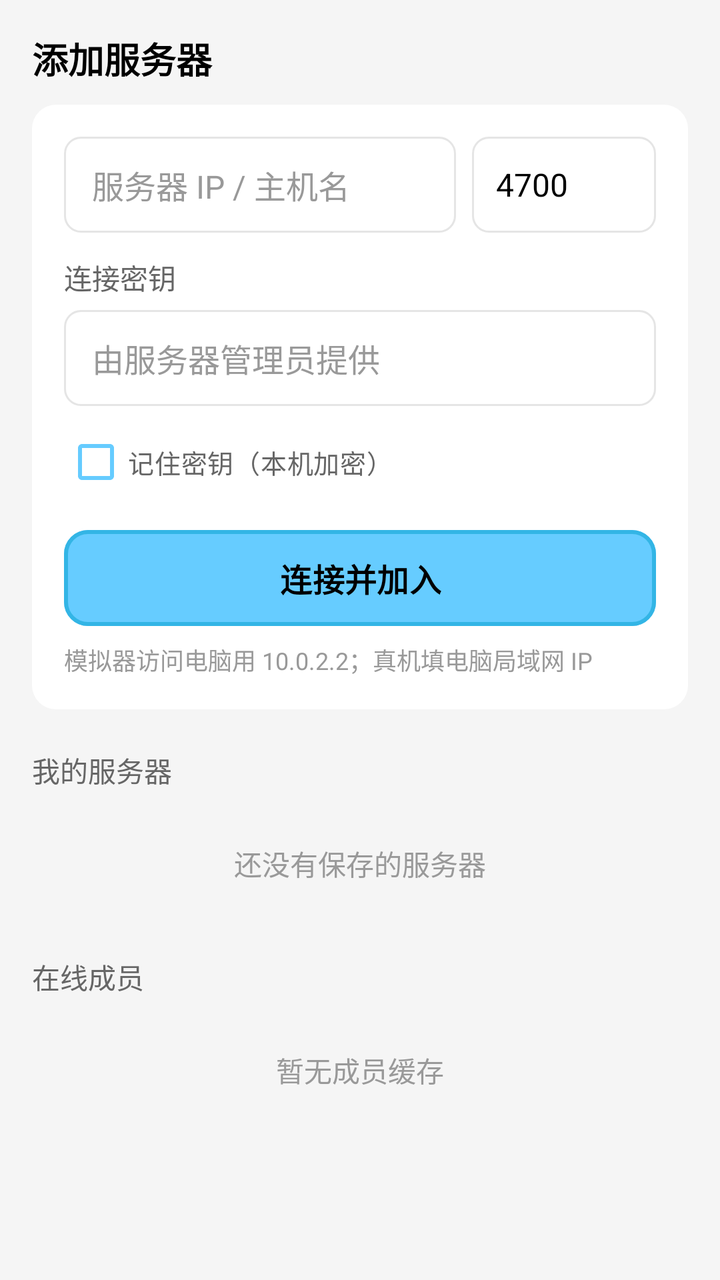
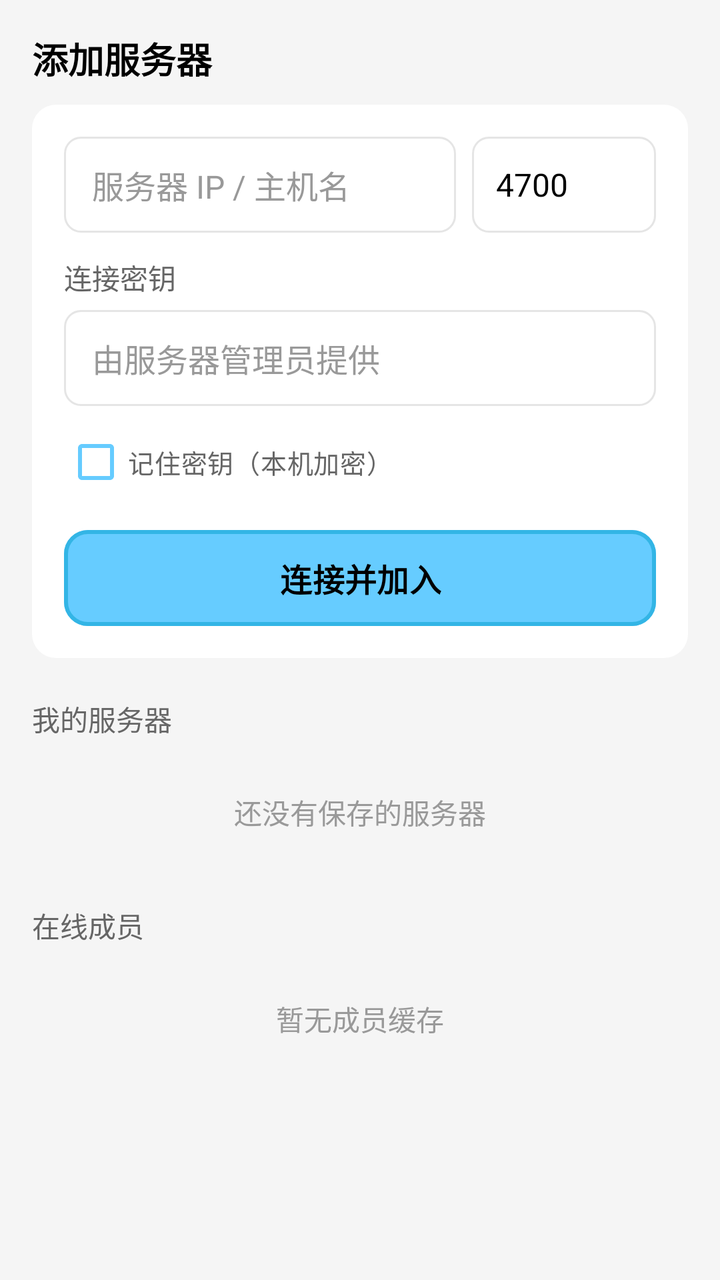

Before-and-after screenshots of an Android layout around one commit, followed by the original layout XML and the change that was made.
<!-- AndroidManifest.xml: application theme Theme.CoTalkProject -->
<!-- res/layout/fragment_contacts.xml -->
<?xml version="1.0" encoding="utf-8"?>
<androidx.core.widget.NestedScrollView xmlns:android="http://schemas.android.com/apk/res/android"
    xmlns:app="http://schemas.android.com/apk/res-auto"
    android:layout_width="match_parent"
    android:layout_height="match_parent"
    android:background="@color/bg_page"
    android:clipToPadding="false"
    android:fillViewport="true"
    android:overScrollMode="never">

    <LinearLayout
        android:layout_width="match_parent"
        android:layout_height="wrap_content"
        android:orientation="vertical"
        android:paddingStart="16dp"
        android:paddingTop="16dp"
        android:paddingEnd="16dp"
        android:paddingBottom="24dp">

        <TextView
            android:layout_width="match_parent"
            android:layout_height="wrap_content"
            android:text="@string/contacts_add_server"
            android:textColor="@color/text_primary"
            android:textSize="18sp"
            android:textStyle="bold" />

        <LinearLayout
            android:layout_width="match_parent"
            android:layout_height="wrap_content"
            android:layout_marginTop="10dp"
            android:background="@drawable/bg_card"
            android:orientation="vertical"
            android:padding="16dp">

            <LinearLayout
                android:layout_width="match_parent"
                android:layout_height="wrap_content"
                android:orientation="horizontal">

                <EditText
                    android:id="@+id/et_host"
                    android:layout_width="0dp"
                    android:layout_height="48dp"
                    android:layout_weight="1"
                    android:background="@drawable/et_round"
                    android:hint="@string/hint_host"
                    android:inputType="text"
                    android:maxLines="1"
                    android:paddingStart="14dp"
                    android:paddingEnd="14dp"
                    android:singleLine="true"
                    android:textColor="@color/text_primary"
                    android:textColorHint="@color/text_hint"
                    android:textSize="16sp" />

                <EditText
                    android:id="@+id/et_port"
                    android:layout_width="92dp"
                    android:layout_height="48dp"
                    android:layout_marginStart="8dp"
                    android:background="@drawable/et_round"
                    android:hint="@string/hint_port"
                    android:inputType="number"
                    android:maxLength="5"
                    android:maxLines="1"
                    android:paddingStart="12dp"
                    android:paddingEnd="12dp"
                    android:singleLine="true"
                    android:text="4700"
                    android:textColor="@color/text_primary"
                    android:textColorHint="@color/text_hint"
                    android:textSize="16sp" />
            </LinearLayout>

            <TextView
                android:layout_width="match_parent"
                android:layout_height="wrap_content"
                android:layout_marginTop="12dp"
                android:text="@string/auth_key"
                android:textColor="@color/text_secondary"
                android:textSize="14sp" />

            <EditText
                android:id="@+id/et_auth_key"
                android:layout_width="match_parent"
                android:layout_height="48dp"
                android:layout_marginTop="6dp"
                android:background="@drawable/et_round"
                android:hint="@string/hint_auth_key"
                android:inputType="textPassword"
                android:maxLines="1"
                android:paddingStart="14dp"
                android:paddingEnd="14dp"
                android:singleLine="true"
                android:textColor="@color/text_primary"
                android:textColorHint="@color/text_hint"
                android:textSize="16sp" />

            <CheckBox
                android:id="@+id/cb_remember_key"
                android:layout_width="wrap_content"
                android:layout_height="wrap_content"
                android:layout_marginTop="4dp"
                android:buttonTint="@color/blue_ty"
                android:checked="true"
                android:paddingStart="0dp"
                android:text="@string/remember_auth_key"
                android:textColor="@color/text_secondary"
                android:textSize="13sp" />

            <com.google.android.material.button.MaterialButton
                android:id="@+id/btn_connect_server"
                android:layout_width="match_parent"
                android:layout_height="48dp"
                android:layout_marginTop="10dp"
                android:insetTop="0dp"
                android:insetBottom="0dp"
                android:stateListAnimator="@null"
                android:text="@string/connect_and_join"
                android:textColor="@color/text_primary"
                android:textSize="16sp"
                android:textStyle="bold"
                app:backgroundTint="@color/blue_ty"
                app:cornerRadius="12dp"
                app:rippleColor="@color/blue_dark"
                app:strokeColor="@color/blue_dark"
                app:strokeWidth="2dp" />

            <TextView
                android:layout_width="match_parent"
                android:layout_height="wrap_content"
                android:layout_marginTop="8dp"
                android:text="@string/server_hint"
                android:textColor="@color/text_hint"
                android:textSize="12sp" />
        </LinearLayout>

        <TextView
            android:layout_width="match_parent"
            android:layout_height="wrap_content"
            android:layout_marginTop="20dp"
            android:text="@string/my_servers"
            android:textColor="@color/text_secondary"
            android:textSize="14sp" />

        <TextView
            android:id="@+id/tv_servers_empty"
            android:layout_width="match_parent"
            android:layout_height="wrap_content"
            android:layout_marginTop="10dp"
            android:gravity="center"
            android:padding="16dp"
            android:text="@string/no_saved_servers"
            android:textColor="@color/text_hint"
            android:textSize="14sp" />

        <androidx.recyclerview.widget.RecyclerView
            android:id="@+id/rv_servers"
            android:layout_width="match_parent"
            android:layout_height="wrap_content"
            android:nestedScrollingEnabled="false"
            android:overScrollMode="never" />

        <TextView
            android:layout_width="match_parent"
            android:layout_height="wrap_content"
            android:layout_marginTop="20dp"
            android:text="@string/online_members"
            android:textColor="@color/text_secondary"
            android:textSize="14sp" />

        <TextView
            android:id="@+id/tv_members_empty"
            android:layout_width="match_parent"
            android:layout_height="wrap_content"
            android:layout_marginTop="10dp"
            android:gravity="center"
            android:padding="16dp"
            android:text="@string/no_cached_members"
            android:textColor="@color/text_hint"
            android:textSize="14sp" />

        <androidx.recyclerview.widget.RecyclerView
            android:id="@+id/rv_members"
            android:layout_width="match_parent"
            android:layout_height="wrap_content"
            android:nestedScrollingEnabled="false"
            android:overScrollMode="never" />

    </LinearLayout>
</androidx.core.widget.NestedScrollView>
<!-- resources referenced by this layout -->
<resources>
  <color name="bg_page">#FFF5F5F5</color>
  <color name="blue_dark">#FF33B5E5</color>
  <color name="blue_ty">#FF66CCFF</color>
  <color name="text_hint">#FF999999</color>
  <color name="text_primary">#FF000000</color>
  <color name="text_secondary">#FF666666</color>
  <!-- drawable bg_card (drawable) -->
  <?xml version="1.0" encoding="utf-8"?>
  <shape xmlns:android="http://schemas.android.com/apk/res/android"
      android:shape="rectangle">
      <solid android:color="@color/white" />
      <corners android:radius="12dp" />
  </shape>
  <!-- drawable et_round (drawable) -->
  <?xml version="1.0" encoding="utf-8"?>
  <shape xmlns:android="http://schemas.android.com/apk/res/android"
      android:shape="rectangle">
      <solid android:color="@color/white" />
      <corners android:radius="8dp" />
      <stroke
          android:width="1dp"
          android:color="@color/divider" />
  </shape>
  <string name="auth_key">连接密钥</string>
  <string name="connect_and_join">连接并加入</string>
  <string name="contacts_add_server">添加服务器</string>
  <string name="hint_auth_key">由服务器管理员提供</string>
  <string name="hint_host">服务器 IP / 主机名</string>
  <string name="hint_port">4700</string>
  <string name="my_servers">我的服务器</string>
  <string name="no_cached_members">暂无成员缓存</string>
  <string name="no_saved_servers">还没有保存的服务器</string>
  <string name="online_members">在线成员</string>
  <string name="remember_auth_key">记住密钥（本机加密）</string>
  <string name="server_hint">模拟器访问电脑用 10.0.2.2；真机填电脑局域网 IP</string>
  <style name="Theme.CoTalkProject" parent="Base.Theme.CoTalkProject" />
  <color name="white">#FFFFFFFF</color>
  <color name="divider">#FFE5E5E5</color>
  <style name="Base.Theme.CoTalkProject" parent="Theme.Material3.Light.NoActionBar">
          <item name="colorPrimary">@color/blue_ty</item>
          <item name="colorOnPrimary">@color/text_primary</item>
          <item name="colorSecondary">@color/blue_dark</item>
          <item name="colorOnSecondary">@color/text_primary</item>
          <item name="android:colorAccent">@color/blue_ty</item>
  
          <item name="android:windowBackground">@color/bg_page</item>
          <item name="android:statusBarColor">@color/blue_ty</item>
          <item name="android:navigationBarColor">@color/white</item>
          <item name="android:windowLightStatusBar">true</item>
          <item name="android:windowLightNavigationBar" tools:targetApi="o_mr1">true</item>
          <item name="android:forceDarkAllowed" tools:targetApi="q">false</item>
      </style>
</resources>

<!-- the commit's change to res/layout/fragment_contacts.xml (unified diff, before → after) -->
@@ -127,13 +127,6 @@
                 app:strokeColor="@color/blue_dark"
                 app:strokeWidth="2dp" />
 
-            <TextView
-                android:layout_width="match_parent"
-                android:layout_height="wrap_content"
-                android:layout_marginTop="8dp"
-                android:text="@string/server_hint"
-                android:textColor="@color/text_hint"
-                android:textSize="12sp" />
         </LinearLayout>
 
         <TextView
<!-- resource entries referenced after the edit -->
@@ -34,7 +34,6 @@
   <string name="no_saved_servers">还没有保存的服务器</string>
   <string name="online_members">在线成员</string>
   <string name="remember_auth_key">记住密钥（本机加密）</string>
-  <string name="server_hint">模拟器访问电脑用 10.0.2.2；真机填电脑局域网 IP</string>
   <style name="Theme.CoTalkProject" parent="Base.Theme.CoTalkProject" />
   <color name="white">#FFFFFFFF</color>
   <color name="divider">#FFE5E5E5</color>
